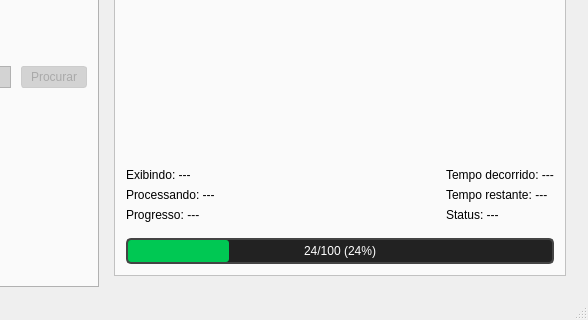
Above: QtGui/QtGui.ui from Caua-Clemente/demo-api-sdk before the change; both pictures show x 412 to 1000 and y 322 to 642 of the 1000 by 642 pixel window. Below: the same form after it.
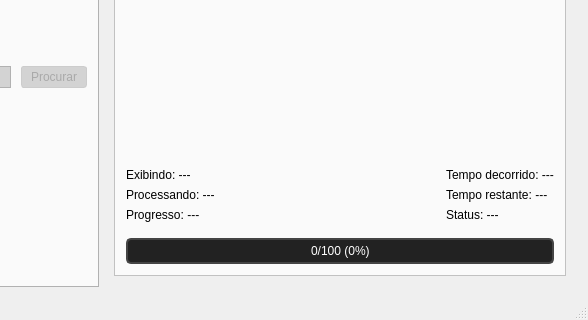
That is the form after the change. Icons and pictures are not drawn.

Commit message: Correcoes para conexao com arduino e conversao de 16->8bits

The edit to the form file:
```diff
--- a/QtGui/QtGui.ui
+++ b/QtGui/QtGui.ui
@@ -2128,7 +2128,7 @@
 }</string>
             </property>
             <property name="value">
-             <number>24</number>
+             <number>0</number>
             </property>
             <property name="format">
              <string>%v/%m (%p%)</string>
```
The commit also changes 2 other files.
